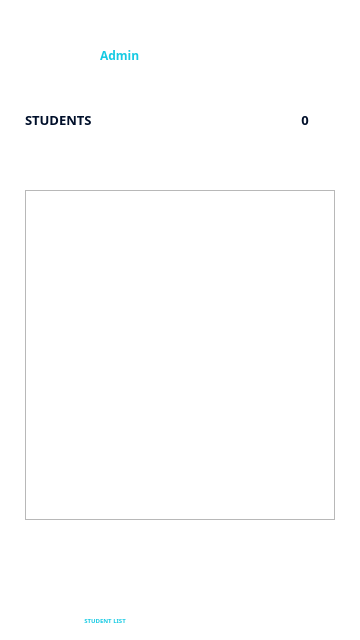
Above: admin_students_list.ui from IamLevin40/Presence-Admin before the change. Below: the same form after it.
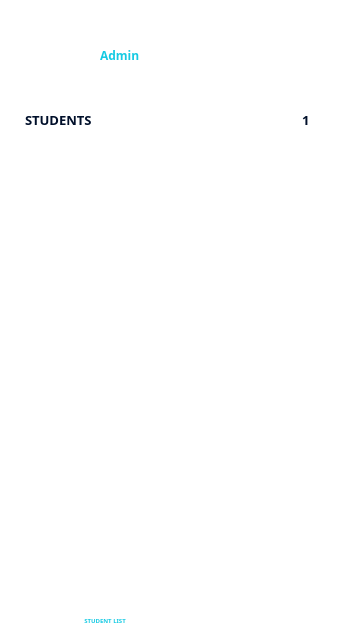
That is the form after the change. Icons and pictures are not drawn.

Commit message: added CRUD for StudentInfo

The edit to the form file:
```diff
--- a/admin_students_list.ui
+++ b/admin_students_list.ui
@@ -266,34 +266,7 @@
     <property name="title">
      <string/>
     </property>
-    <widget class="QLabel" name="pageNumberLabel">
-     <property name="geometry">
-      <rect>
-       <x>30</x>
-       <y>5</y>
-       <width>30</width>
-       <height>20</height>
-      </rect>
-     </property>
-     <property name="styleSheet">
-      <string notr="true">QLabel {
-	color: #000F2A;
-	text-align: center;
-	font-family: Poppins;
-	font-size: 13px;
-	font-style: normal;
-	font-weight: 700;
-	line-height: normal;
-}</string>
-     </property>
-     <property name="text">
-      <string>0</string>
-     </property>
-     <property name="alignment">
-      <set>Qt::AlignCenter</set>
-     </property>
-    </widget>
-    <widget class="QPushButton" name="pageNextButton">
+    <widget class="QPushButton" name="nextPageButton">
      <property name="geometry">
       <rect>
        <x>55</x>
@@ -347,6 +320,34 @@
       <bool>true</bool>
      </property>
     </widget>
+    <widget class="QLineEdit" name="numberPageTextbox">
+     <property name="geometry">
+      <rect>
+       <x>31</x>
+       <y>5</y>
+       <width>30</width>
+       <height>20</height>
+      </rect>
+     </property>
+     <property name="styleSheet">
+      <string notr="true">QLineEdit {
+	background-color: transparent;
+	border: 0px;
+	color: #000F2A;
+	font-family: Poppins;
+	font-size: 13px;
+	font-style: normal;
+	font-weight: 700;
+	line-height: normal;
+}</string>
+     </property>
+     <property name="text">
+      <string>1</string>
+     </property>
+     <property name="alignment">
+      <set>Qt::AlignCenter</set>
+     </property>
+    </widget>
    </widget>
    <widget class="QGroupBox" name="filterGroup">
     <property name="geometry">
@@ -1090,6 +1091,36 @@
       <set>Qt::AlignCenter</set>
      </property>
     </widget>
+    <widget class="QLabel" name="errorLabel">
+     <property name="enabled">
+      <bool>true</bool>
+     </property>
+     <property name="geometry">
+      <rect>
+       <x>25</x>
+       <y>5</y>
+       <width>310</width>
+       <height>20</height>
+      </rect>
+     </property>
+     <property name="styleSheet">
+      <string notr="true">QLabel {
+	background: none;
+	color: #FF003D;
+	font-family: Poppins;
+	font-size: 10px;
+	font-style: normal;
+	font-weight: 600;
+	line-height: normal;
+}</string>
+     </property>
+     <property name="text">
+      <string/>
+     </property>
+     <property name="alignment">
+      <set>Qt::AlignCenter</set>
+     </property>
+    </widget>
     <zorder>whiteBox</zorder>
     <zorder>footerHud</zorder>
     <zorder>studentListButton</zorder>
@@ -1100,7 +1131,7 @@
     <zorder>lecturerListButton</zorder>
     <zorder>lecturerListLabel</zorder>
    </widget>
-   <widget class="QScrollArea" name="studentsListArea">
+   <widget class="QGroupBox" name="studentsListArea">
     <property name="geometry">
      <rect>
       <x>25</x>
@@ -1109,24 +1140,16 @@
       <height>330</height>
      </rect>
     </property>
-    <property name="widgetResizable">
-     <bool>true</bool>
-    </property>
-    <widget class="QWidget" name="contents">
-     <property name="geometry">
-      <rect>
-       <x>0</x>
-       <y>0</y>
-       <width>308</width>
-       <height>328</height>
-      </rect>
-     </property>
-     <property name="styleSheet">
-      <string notr="true">QWidget {
-	background-color: #FFFFFF
+    <property name="styleSheet">
+     <string notr="true">QGroupBox {
+	border: 0px;
+	border-radius: 0px;
+	background: none;
 }</string>
-     </property>
-    </widget>
+    </property>
+    <property name="title">
+     <string/>
+    </property>
    </widget>
    <zorder>headerGroup</zorder>
    <zorder>titleLabel</zorder>
```
Left out of the diff: 103 changed lines with no effect on the pictures. The commit also changes 42 other files.
